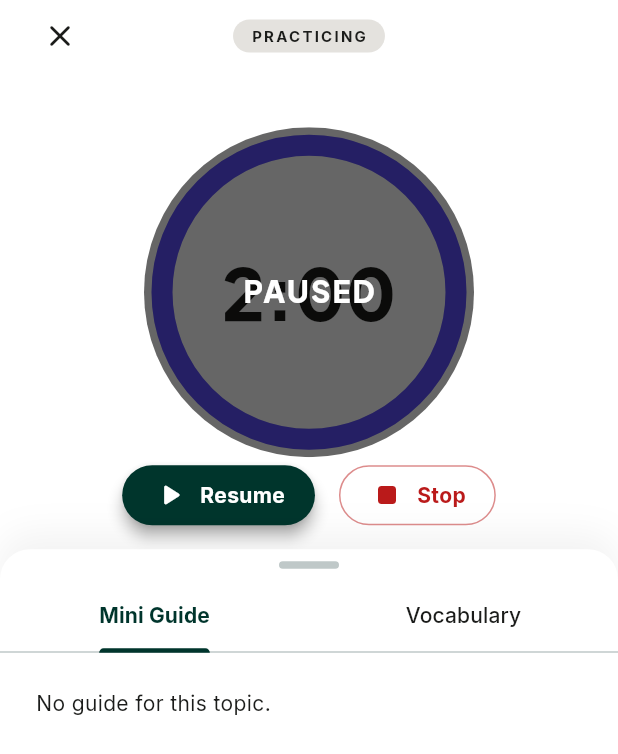
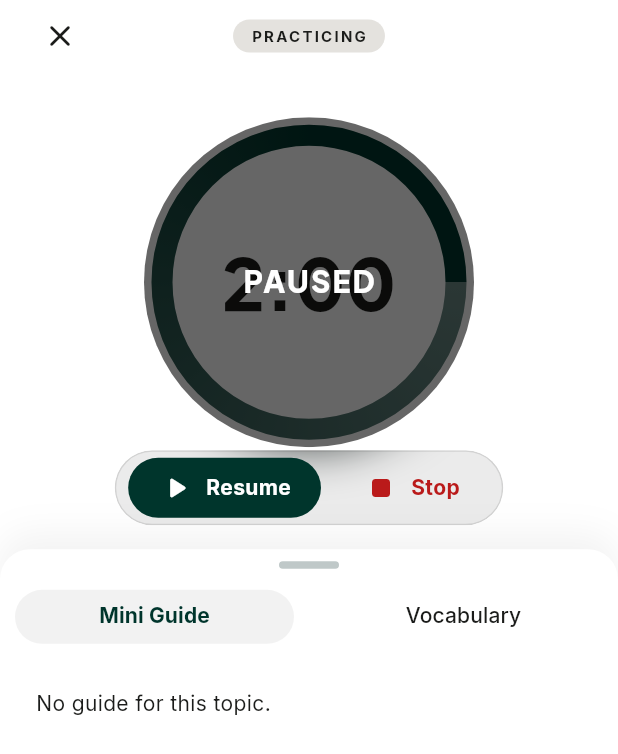
Before and after one commit to uveshm003/speakup, a Flutter app: the _ActivePracticeBody screen opened directly with empty values, after a tap on "Pause", on a phone screen of 412 x 824 dp. Shown: the top 754 px of the screen. Run offline on Flutter 3.47's test engine with Material 3 defaults, Android fonts, the light colour scheme and no system bars; our stand-ins replace bloc, equatable, flutter_bloc, fpdart, go_router, google_fonts and 4 more; accounts and stored records are empty; generated files the repository leaves out were written again; project files that could hold a hidden picture were left out.

Commit message:
fixed 2 bugs.

```diff
--- a/lib/features/history/presentation/screens/history_screen.dart
+++ b/lib/features/history/presentation/screens/history_screen.dart
@@ -1,8 +1,10 @@
 import 'package:flutter/material.dart';
 import 'package:flutter_bloc/flutter_bloc.dart';
+import 'package:go_router/go_router.dart';
 import 'package:google_fonts/google_fonts.dart';
 import 'package:intl/intl.dart';
 
+import 'package:speakup/config/router/app_routes.dart';
 import 'package:speakup/config/theme/app_colors.dart';
 import 'package:speakup/config/theme/app_layout.dart';
 import 'package:speakup/config/theme/app_radius.dart';
@@ -1048,7 +1050,12 @@ class _EmptyHistory extends StatelessWidget {
               style: theme.textTheme.bodyMedium?.copyWith(color: theme.colorScheme.onSurfaceVariant, height: 1.5),
             ),
             const SizedBox(height: AppSpacing.xl),
-            Container(
+            Material(
+              color: Colors.transparent,
+              child: InkWell(
+                onTap: () => context.go(AppRoutes.home),
+                borderRadius: BorderRadius.circular(AppRadius.full),
+                child: Container(
                   padding: const EdgeInsets.symmetric(horizontal: AppSpacing.lg, vertical: AppSpacing.sm),
                   decoration: BoxDecoration(
                     color: theme.colorScheme.primaryContainer.withValues(alpha: 0.3),
@@ -1065,6 +1072,8 @@ class _EmptyHistory extends StatelessWidget {
                         style: GoogleFonts.inter(fontSize: 13, fontWeight: FontWeight.w600, color: theme.colorScheme.primary),
                       ),
                     ],
+                  ),
+                ),
               ),
             ),
           ],
--- a/lib/features/practice/presentation/screens/active_practice_screen.dart
+++ b/lib/features/practice/presentation/screens/active_practice_screen.dart
@@ -1,3 +1,4 @@
+import 'dart:ui';
 import 'package:flutter/material.dart';
 import 'package:flutter_bloc/flutter_bloc.dart';
 import 'package:go_router/go_router.dart';
@@ -78,20 +79,7 @@ class _ActivePracticeBodyState extends State<_ActivePracticeBody> with TickerPro
     super.dispose();
   }
 
-  Color _ringColor(int remaining, Brightness brightness) {
-    final Color primary = brightness == Brightness.dark ? AppColorsDark.primary : AppColors.primary;
-    const Color amber = AppColors.warning;
-    const Color red = AppColors.error;
-    if (remaining <= 10) {
-      final double t = remaining / 10.0;
-      return ColorTween(begin: amber, end: red).transform(1 - t)!;
-    }
-    if (remaining <= 30) {
-      final double t = (remaining - 10) / 20.0;
-      return ColorTween(begin: primary, end: amber).transform(1 - t)!;
-    }
-    return primary;
-  }
+
 
   Future<void> _confirmStop(BuildContext context) async {
     final bool? ok = await showDialog<bool>(
@@ -183,10 +171,9 @@ class _ActivePracticeBodyState extends State<_ActivePracticeBody> with TickerPro
             final int remaining = state.remaining;
             final bool running = state.status == TimerStatus.running;
             final bool paused = state.status == TimerStatus.paused;
-            final bool pulse = running && remaining < 10;
+            final bool pulse = running && remaining <= 15;
 
             final double progress = total <= 0 ? 0 : remaining / total.clamp(1, 999999);
-            final Color ringColor = _ringColor(remaining, theme.brightness);
 
             return Scaffold(
               backgroundColor: bg,
@@ -248,7 +235,9 @@ class _ActivePracticeBodyState extends State<_ActivePracticeBody> with TickerPro
                                 child: CustomPaint(
                                   painter: _CountdownRingPainter(
                                     progress: progress,
-                                    color: ringColor,
+                                    remaining: remaining,
+                                    isDark: isDark,
+                                    primaryColor: theme.colorScheme.primary,
                                     trackColor: theme.colorScheme.outlineVariant.withValues(alpha: 0.25),
                                   ),
                                 ),
@@ -287,16 +276,25 @@ class _ActivePracticeBodyState extends State<_ActivePracticeBody> with TickerPro
                           // CONTROLS
                           Padding(
                             padding: const EdgeInsets.only(bottom: AppSpacing.lg),
+                            child: ClipRRect(
+                              borderRadius: BorderRadius.circular(AppRadius.full),
+                              child: BackdropFilter(
+                                filter: ImageFilter.blur(sigmaX: 16, sigmaY: 16),
+                                child: Container(
+                                  padding: const EdgeInsets.symmetric(horizontal: AppSpacing.sm, vertical: AppSpacing.xs),
+                                  decoration: BoxDecoration(
+                                    color: (isDark ? Colors.white : Colors.black).withValues(alpha: 0.08),
+                                    borderRadius: BorderRadius.circular(AppRadius.full),
+                                    border: Border.all(color: onBg.withValues(alpha: 0.12)),
+                                  ),
                                   child: Row(
+                                    mainAxisSize: MainAxisSize.min,
                                     mainAxisAlignment: MainAxisAlignment.center,
                                     children: <Widget>[
                                       // Play / Pause
                                       Material(
-                                  color: paused
-                                      ? theme.colorScheme.primary
-                                      : (isDark ? theme.colorScheme.surfaceContainerHighest : theme.colorScheme.surfaceContainer),
+                                        color: paused ? theme.colorScheme.primary : Colors.transparent,
                                         borderRadius: BorderRadius.circular(AppRadius.full),
-                                  elevation: paused ? 4 : 0,
                                         child: InkWell(
                                           onTap: () {
                                             final TimerBloc b = context.read<TimerBloc>();
@@ -325,14 +323,14 @@ class _ActivePracticeBodyState extends State<_ActivePracticeBody> with TickerPro
                                           ),
                                         ),
                                       ),
-                                const SizedBox(width: AppSpacing.lg),
+                                      const SizedBox(width: AppSpacing.sm),
                                       // Stop
                                       Material(
                                         color: Colors.transparent,
-                                  shape: StadiumBorder(side: BorderSide(color: theme.colorScheme.error.withValues(alpha: 0.5))),
+                                        borderRadius: BorderRadius.circular(AppRadius.full),
                                         child: InkWell(
                                           onTap: () => _confirmStop(context),
-                                    customBorder: const StadiumBorder(),
+                                          borderRadius: BorderRadius.circular(AppRadius.full),
                                           child: Padding(
                                             padding: const EdgeInsets.symmetric(horizontal: AppSpacing.xl, vertical: AppSpacing.sm),
                                             child: Row(
@@ -349,6 +347,9 @@ class _ActivePracticeBodyState extends State<_ActivePracticeBody> with TickerPro
                                         ),
                                       ),
                                     ],
+                                  ),
+                                ),
+                              ),
                             ),
                           ),
                         ],
@@ -378,6 +379,13 @@ class _ActivePracticeBodyState extends State<_ActivePracticeBody> with TickerPro
                             const SizedBox(height: AppSpacing.sm),
                             TabBar(
                               controller: _tabController,
+                              dividerColor: Colors.transparent,
+                              indicatorSize: TabBarIndicatorSize.tab,
+                              indicatorPadding: const EdgeInsets.symmetric(vertical: 6, horizontal: 10),
+                              indicator: BoxDecoration(
+                                color: isDark ? Colors.white.withValues(alpha: 0.1) : Colors.black.withValues(alpha: 0.05),
+                                borderRadius: BorderRadius.circular(AppRadius.full),
+                              ),
                               labelStyle: GoogleFonts.inter(fontWeight: FontWeight.w700),
                               unselectedLabelStyle: GoogleFonts.inter(fontWeight: FontWeight.w500),
                               tabs: const <Widget>[
@@ -519,32 +527,63 @@ class _PulsingTimerLabelState extends State<_PulsingTimerLabel> with SingleTicke
 }
 
 class _CountdownRingPainter extends CustomPainter {
-  _CountdownRingPainter({required this.progress, required this.color, required this.trackColor});
+  _CountdownRingPainter({
+    required this.progress,
+    required this.remaining,
+    required this.isDark,
+    required this.primaryColor,
+    required this.trackColor,
+  });
 
   final double progress;
-  final Color color;
+  final int remaining;
+  final bool isDark;
+  final Color primaryColor;
   final Color trackColor;
 
   @override
   void paint(Canvas canvas, Size size) {
     final Offset c = Offset(size.width / 2, size.height / 2);
     final double r = size.shortestSide / 2 - 12; // slightly thicker
+
     final Paint track = Paint()
       ..color = trackColor
       ..style = PaintingStyle.stroke
       ..strokeWidth = 14;
     canvas.drawCircle(c, r, track);
+
+    Color baseColor;
+    if (remaining <= 15) {
+      baseColor = AppColors.error;
+    } else if (remaining <= 30) {
+      baseColor = AppColors.warning;
+    } else {
+      baseColor = primaryColor;
+    }
+
+    final SweepGradient gradient = SweepGradient(
+      startAngle: -1.5707963267948966, // -pi/2
+      endAngle: 4.71238898038469, // 3 * pi / 2
+      colors: <Color>[
+        baseColor.withValues(alpha: 0.4),
+        baseColor,
+      ],
+      stops: const <double>[0.0, 1.0],
+    );
+
+    final Rect rect = Rect.fromCircle(center: c, radius: r);
     final Paint fill = Paint()
-      ..color = color
+      ..shader = gradient.createShader(rect)
       ..style = PaintingStyle.stroke
       ..strokeWidth = 14
       ..strokeCap = StrokeCap.round;
+
     final double sweep = progress * 6.283185307179586; // 2 * pi
-    canvas.drawArc(Rect.fromCircle(center: c, radius: r), -1.5707963267948966, sweep, false, fill); // -pi/2 start
+    canvas.drawArc(rect, -1.5707963267948966, sweep, false, fill); // -pi/2 start
   }
 
   @override
   bool shouldRepaint(covariant _CountdownRingPainter oldDelegate) {
-    return oldDelegate.progress != progress || oldDelegate.color != color || oldDelegate.trackColor != trackColor;
+    return oldDelegate.progress != progress || oldDelegate.remaining != remaining || oldDelegate.isDark != isDark;
   }
 }
```
Lines whose indentation alone changed are shown as unchanged.
